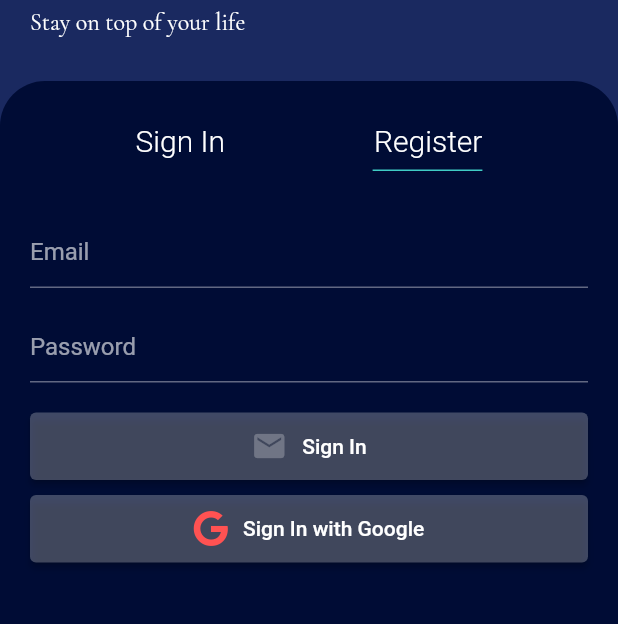
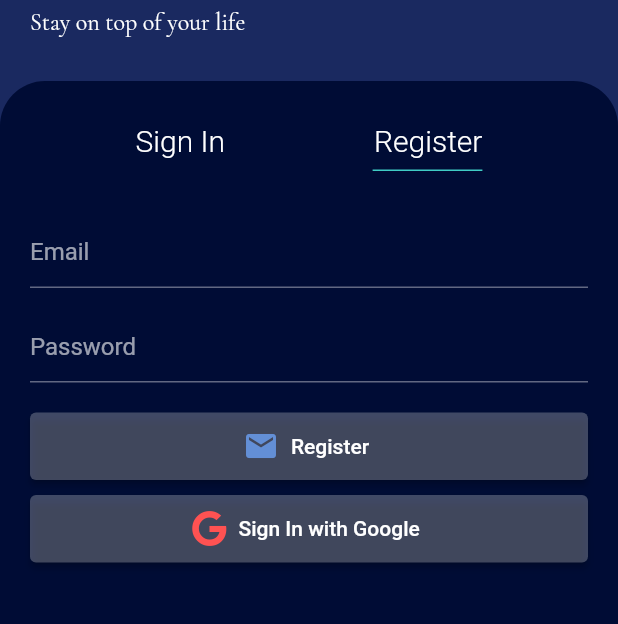
Before and after one commit to shen-kit/bujoApp, a Flutter app: the Authenticate screen opened directly, after a tap on "Register", on a phone screen of 412 x 824 dp, the part 99-723 px from its top. Run offline on Flutter 3.47's test engine with Material 2 defaults, Android fonts, the phone set to English and light mode, and no system bars; our stand-ins replace firebase_auth, firebase_core, flutter_slidable, flutter_spinkit, font_awesome_flutter, google_fonts and 1 more; accounts and stored records are empty.

Commit message:
Authenticate Backend
Register/Sign in with Email and Password, Google
Switch Authenticate/Home screens on log in status
Sign out, delete account permanently

```diff
--- a/bujo/lib/screens/authenticate/register.dart
+++ b/bujo/lib/screens/authenticate/register.dart
@@ -1,3 +1,4 @@
+import 'package:bujo/services/auth.dart';
 import 'package:flutter/material.dart';
 import 'package:font_awesome_flutter/font_awesome_flutter.dart';
 
@@ -14,6 +15,25 @@ class _RegisterState extends State<Register> {
   final _emailController = TextEditingController();
   final _passwordController = TextEditingController();
 
+  final AuthService _auth = AuthService();
+  bool loading = false;
+  String error = '';
+
+  void register() async {
+    if (!_formKey.currentState!.validate()) return;
+    setState(() => loading = true);
+    dynamic result = await _auth.registerWithEmailAndPassword(
+      _emailController.text,
+      _passwordController.text,
+    );
+    if (result.runtimeType == String) {
+      setState(() {
+        error = result;
+        loading = false;
+      });
+    } else {}
+  }
+
   @override
   Widget build(BuildContext context) {
     return Padding(
@@ -27,6 +47,8 @@ class _RegisterState extends State<Register> {
               decoration: const InputDecoration(hintText: 'Email'),
               validator: (value) =>
                   value!.isNotEmpty ? null : 'Please enter an email',
+              keyboardType: TextInputType.emailAddress,
+              textInputAction: TextInputAction.next,
             ),
             const SizedBox(height: 15),
             TextFormField(
@@ -34,49 +56,54 @@ class _RegisterState extends State<Register> {
               decoration: const InputDecoration(hintText: 'Password'),
               obscureText: true,
               validator: (value) =>
-                  value!.isNotEmpty ? null : 'Please enter your password',
+                  value!.isNotEmpty ? null : 'Please enter a password',
+              onFieldSubmitted: (value) => register(),
             ),
             const SizedBox(height: 20),
             SizedBox(
               height: 45,
-              child: ElevatedButton(
-                onPressed: () {},
+              width: double.infinity,
+              child: ElevatedButton.icon(
+                onPressed: () => register(),
                 style: ElevatedButton.styleFrom(
                   primary: const Color(0x40FFFFFF),
                 ),
-                child: Row(
-                  mainAxisAlignment: MainAxisAlignment.center,
-                  children: const [
-                    Icon(
-                      Icons.email,
-                      color: Color(0x40FFFFFF),
-                    ),
-                    SizedBox(width: 10),
-                    Text('Sign In'),
-                  ],
+                icon: const Icon(
+                  Icons.email,
+                  color: Color(0xFF638fd6),
                 ),
+                label: const Text('Register'),
               ),
             ),
             const SizedBox(height: 10),
             SizedBox(
               height: 45,
-              child: ElevatedButton(
-                onPressed: () {},
+              width: double.infinity,
+              child: ElevatedButton.icon(
+                onPressed: () async {
+                  setState(() => loading = true);
+                  dynamic result = await _auth.signInWithGoogle();
+                  if (result.runtimeType == String) {
+                    setState(() {
+                      error = result;
+                      loading = false;
+                    });
+                  }
+                },
                 style: ElevatedButton.styleFrom(
                   primary: const Color(0x40FFFFFF),
                 ),
-                child: Row(
-                  mainAxisAlignment: MainAxisAlignment.center,
-                  children: const [
-                    FaIcon(
-                      FontAwesomeIcons.google,
-                      color: Colors.redAccent,
-                    ),
-                    SizedBox(width: 10),
-                    Text('Sign In with Google'),
-                  ],
+                icon: const FaIcon(
+                  FontAwesomeIcons.google,
+                  color: Colors.redAccent,
                 ),
+                label: const Text('Sign In with Google'),
               ),
+            ),
+            const SizedBox(height: 20),
+            Text(
+              error,
+              style: const TextStyle(color: Colors.red),
             ),
           ],
         ),
--- a/bujo/lib/screens/authenticate/sign_in.dart
+++ b/bujo/lib/screens/authenticate/sign_in.dart
@@ -1,3 +1,4 @@
+import 'package:bujo/services/auth.dart';
 import 'package:flutter/material.dart';
 import 'package:font_awesome_flutter/font_awesome_flutter.dart';
 
@@ -14,6 +15,23 @@ class _SignInState extends State<SignIn> {
   final _emailController = TextEditingController();
   final _passwordController = TextEditingController();
 
+  final AuthService _auth = AuthService();
+  bool loading = false;
+  String error = '';
+
+  void signIn() async {
+    if (!_formKey.currentState!.validate()) return;
+    setState(() => loading = true);
+    dynamic result = await _auth.signInWithEmailAndPassword(
+        _emailController.text, _passwordController.text);
+    if (result.runtimeType == String) {
+      setState(() {
+        error = result;
+        loading = false;
+      });
+    }
+  }
+
   @override
   Widget build(BuildContext context) {
     return Padding(
@@ -27,6 +45,8 @@ class _SignInState extends State<SignIn> {
               decoration: const InputDecoration(hintText: 'Email'),
               validator: (value) =>
                   value!.isNotEmpty ? null : 'Please enter an email',
+              keyboardType: TextInputType.emailAddress,
+              textInputAction: TextInputAction.next,
             ),
             const SizedBox(height: 15),
             TextFormField(
@@ -34,49 +54,54 @@ class _SignInState extends State<SignIn> {
               decoration: const InputDecoration(hintText: 'Password'),
               obscureText: true,
               validator: (value) =>
-                  value!.isNotEmpty ? null : 'Please enter your password',
+                  value!.isNotEmpty ? null : 'Please enter a password',
+              onFieldSubmitted: (value) => signIn(),
             ),
             const SizedBox(height: 20),
             SizedBox(
               height: 45,
-              child: ElevatedButton(
-                onPressed: () {},
+              width: double.infinity,
+              child: ElevatedButton.icon(
+                onPressed: () => signIn(),
                 style: ElevatedButton.styleFrom(
                   primary: const Color(0x40FFFFFF),
                 ),
-                child: Row(
-                  mainAxisAlignment: MainAxisAlignment.center,
-                  children: const [
-                    Icon(
-                      Icons.email,
-                      color: Color(0x40FFFFFF),
-                    ),
-                    SizedBox(width: 10),
-                    Text('Sign In'),
-                  ],
+                icon: const Icon(
+                  Icons.email,
+                  color: Color(0xFF638fd6),
                 ),
+                label: const Text('Sign In'),
               ),
             ),
             const SizedBox(height: 10),
             SizedBox(
               height: 45,
-              child: ElevatedButton(
-                onPressed: () {},
+              width: double.infinity,
+              child: ElevatedButton.icon(
+                onPressed: () async {
+                  setState(() => loading = true);
+                  dynamic result = await _auth.signInWithGoogle();
+                  if (result.runtimeType == String) {
+                    setState(() {
+                      error = result;
+                      loading = false;
+                    });
+                  }
+                },
                 style: ElevatedButton.styleFrom(
                   primary: const Color(0x40FFFFFF),
                 ),
-                child: Row(
-                  mainAxisAlignment: MainAxisAlignment.center,
-                  children: const [
-                    FaIcon(
-                      FontAwesomeIcons.google,
-                      color: Colors.redAccent,
-                    ),
-                    SizedBox(width: 10),
-                    Text('Sign In with Google'),
-                  ],
+                icon: const FaIcon(
+                  FontAwesomeIcons.google,
+                  color: Colors.redAccent,
                 ),
+                label: const Text('Sign In with Google'),
               ),
+            ),
+            const SizedBox(height: 20),
+            Text(
+              error,
+              style: const TextStyle(color: Colors.red),
             ),
           ],
         ),
```
Also changed, not shown: bujo/lib/main.dart (+14 -6 lines), bujo/lib/screens/logged_in/daily_planner/daily_planner.dart (+33 -1 lines), bujo/lib/screens/logged_in/daily_planner/daily_todo.dart (+11 -8 lines), bujo/lib/screens/logged_in/settings.dart (+9 -2 lines), bujo/lib/screens/wrapper.dart (added, +16 -0 lines), bujo/lib/services/auth.dart (added, +82 -0 lines), bujo/lib/shared/loading.dart (added, +33 -0 lines), bujo/pubspec.yaml (+8 -0 lines), bujo/pubspec.lock, 3 other files.
